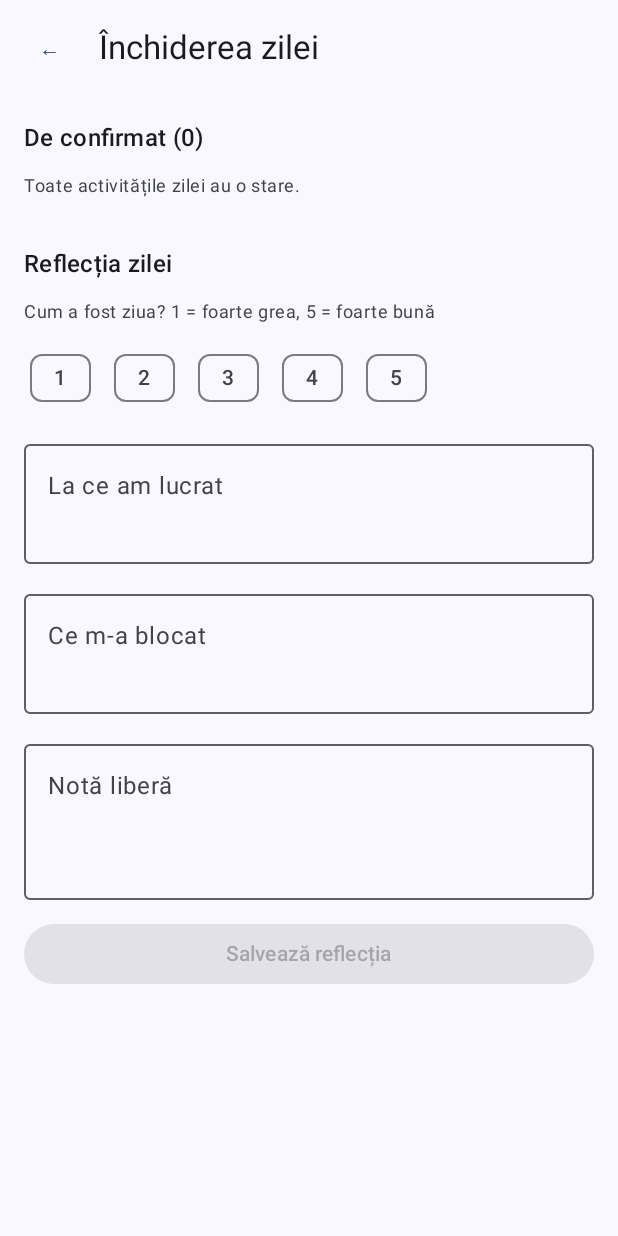
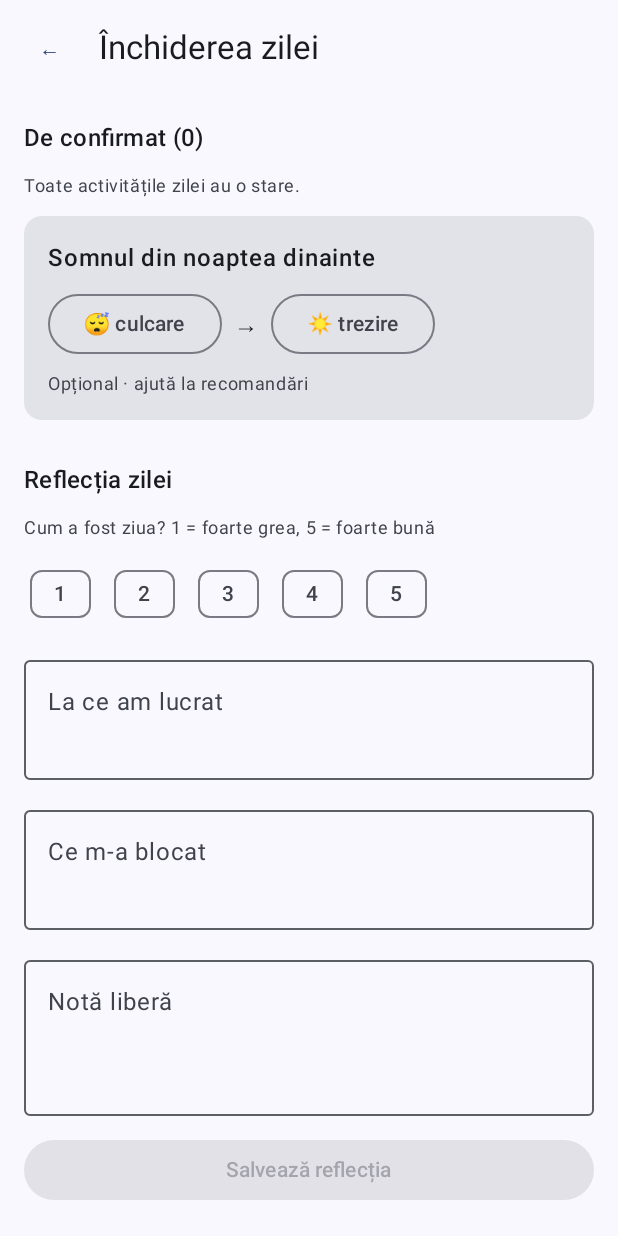
Before and after one commit to dolganiuc-nicoleta/DigitalMirrorPlanner, an Android app built with Jetpack Compose: the composable ClosingScreen called with empty values, on a phone screen of 412 x 824 dp. Run offline under Robolectric (Android 15) with nearby library versions, the phone set to English and light mode, and no system bars; our stand-ins replace Room's generated code; 3 statements that could not run were skipped.

Commit message:
Add manual sleep entry to day closing

```diff
--- a/app/src/main/java/md/utm/digitalmirror/ui/closing/ClosingScreen.kt
+++ b/app/src/main/java/md/utm/digitalmirror/ui/closing/ClosingScreen.kt
@@ -3,13 +3,17 @@ package md.utm.digitalmirror.ui.closing
 import androidx.compose.foundation.layout.*
 import androidx.compose.foundation.lazy.LazyColumn
 import androidx.compose.foundation.lazy.items
+import androidx.compose.foundation.text.KeyboardOptions
 import androidx.compose.material3.*
 import androidx.compose.runtime.*
+import androidx.compose.ui.Alignment
 import androidx.compose.ui.Modifier
 import androidx.compose.ui.text.font.FontWeight
+import androidx.compose.ui.text.input.KeyboardType
 import androidx.compose.ui.unit.dp
 import androidx.lifecycle.viewmodel.compose.viewModel
 import md.utm.digitalmirror.data.entity.Activity
+import java.time.LocalDate
 
 private val CLOSED_STATES = setOf("DONE", "PARTIAL", "POSTPONED", "ABANDONED")
 
@@ -32,6 +36,7 @@ fun ClosingScreen(
     val activities by vm.activities.collectAsState()
     val tracked by vm.tracked.collectAsState()
     val reflection by vm.reflection.collectAsState()
+    val daily by vm.daily.collectAsState()
 
     val open = activities.filter { it.state !in CLOSED_STATES }
     val closed = activities.filter { it.state in CLOSED_STATES }
@@ -41,6 +46,14 @@ fun ClosingScreen(
     var workedOn by remember(reflection) { mutableStateOf(reflection?.workedOn ?: "") }
     var blockers by remember(reflection) { mutableStateOf(reflection?.blockers ?: "") }
     var note by remember(reflection) { mutableStateOf(reflection?.note ?: "") }
+
+    // somnul, precompletat din Health Connect sau din ce a introdus utilizatorul anterior
+    var bedtime by remember(daily) { mutableStateOf(daily?.bedtimeMinute) }
+    var wake by remember(daily) { mutableStateOf(daily?.wakeMinute) }
+    var sleepEdited by remember(daily) { mutableStateOf(false) }
+    var picking by remember { mutableStateOf<String?>(null) }   // "bed" sau "wake"
+
+    val isToday = date == LocalDate.now().toString()
 
     Scaffold(
         topBar = {
@@ -89,10 +102,27 @@ fun ClosingScreen(
                 }
             }
 
-            // 3. reflecția zilei
+            // 3. somnul
+            item {
+                SleepCard(
+                    title = if (isToday) "Somnul de azi-noapte" else "Somnul din noaptea dinainte",
+                    bedtime = bedtime,
+                    wake = wake,
+                    sourceHint = when {
+                        sleepEdited -> null
+                        daily?.sleepSource == "HEALTH" -> "din Health Connect · poți corecta"
+                        daily?.sleepSource == "MANUAL" -> "introdus de tine"
+                        else -> null
+                    },
+                    onPickBedtime = { picking = "bed" },
+                    onPickWake = { picking = "wake" }
+                )
+            }
+
+            // 4. reflecția zilei
             item {
                 Column(verticalArrangement = Arrangement.spacedBy(12.dp)) {
-                    Spacer(Modifier.height(8.dp))
+                    Spacer(Modifier.height(4.dp))
                     SectionTitle("Reflecția zilei")
                     Hint("Cum a fost ziua? 1 = foarte grea, 5 = foarte bună")
 
@@ -129,7 +159,13 @@ fun ClosingScreen(
                     )
 
                     Button(
-                        onClick = { vm.saveReflection(mood, workedOn, blockers, note, onDone = onBack) },
+                        onClick = {
+                            vm.save(
+                                mood, workedOn, blockers, note,
+                                bedtime, wake, sleepEdited,
+                                onDone = onBack
+                            )
+                        },
                         enabled = mood > 0,
                         modifier = Modifier.fillMaxWidth()
                     ) {
@@ -139,6 +175,90 @@ fun ClosingScreen(
             }
         }
     }
+
+    // alegerea orei de culcare / trezire
+    picking?.let { which ->
+        SleepTimeDialog(
+            title = if (which == "bed") "Ora de culcare" else "Ora de trezire",
+            initialMinute = if (which == "bed") bedtime ?: 23 * 60 else wake ?: 7 * 60,
+            onDismiss = { picking = null },
+            onConfirm = { minute ->
+                if (which == "bed") bedtime = minute else wake = minute
+                sleepEdited = true
+                picking = null
+            }
+        )
+    }
+}
+
+@Composable
+private fun SleepCard(
+    title: String,
+    bedtime: Int?,
+    wake: Int?,
+    sourceHint: String?,
+    onPickBedtime: () -> Unit,
+    onPickWake: () -> Unit
+) {
+    Card(modifier = Modifier.fillMaxWidth()) {
+        Column(
+            modifier = Modifier.padding(16.dp),
+            verticalArrangement = Arrangement.spacedBy(8.dp)
+        ) {
+            Text(title, fontWeight = FontWeight.Medium)
+
+            Row(
+                horizontalArrangement = Arrangement.spacedBy(8.dp),
+                verticalAlignment = Alignment.CenterVertically
+            ) {
+                OutlinedButton(onClick = onPickBedtime) {
+                    Text("😴 ${bedtime?.let { formatMinute(it) } ?: "culcare"}")
+                }
+                Text("→")
+                OutlinedButton(onClick = onPickWake) {
+                    Text("☀️ ${wake?.let { formatMinute(it) } ?: "trezire"}")
+                }
+            }
+
+            if (bedtime != null && wake != null) {
+                val minutes = ClosingViewModel.sleepDuration(bedtime, wake)
+                Text(
+                    "Ai dormit " + if (minutes % 60 == 0) "${minutes / 60}h" else "${minutes / 60}h ${minutes % 60}m",
+                    style = MaterialTheme.typography.bodyMedium
+                )
+            } else {
+                Hint("Opțional · ajută la recomandări")
+            }
+
+            sourceHint?.let { Hint(it) }
+        }
+    }
+}
+
+@OptIn(ExperimentalMaterial3Api::class)
+@Composable
+private fun SleepTimeDialog(
+    title: String,
+    initialMinute: Int,
+    onDismiss: () -> Unit,
+    onConfirm: (Int) -> Unit
+) {
+    val state = rememberTimePickerState(
+        initialHour = initialMinute / 60,
+        initialMinute = initialMinute % 60,
+        is24Hour = true
+    )
+    AlertDialog(
+        onDismissRequest = onDismiss,
+        title = { Text(title) },
+        text = { TimePicker(state = state) },
+        confirmButton = {
+            TextButton(onClick = { onConfirm(state.hour * 60 + state.minute) }) { Text("OK") }
+        },
+        dismissButton = {
+            TextButton(onClick = onDismiss) { Text("Anulează") }
+        }
+    )
 }
 
 @OptIn(ExperimentalLayoutApi::class)
@@ -173,6 +293,7 @@ private fun ResolveCard(
                 value = minutes,
                 onValueChange = { input -> minutes = input.filter { it.isDigit() } },
                 label = { Text("Durata reală (minute)") },
+                keyboardOptions = KeyboardOptions(keyboardType = KeyboardType.Number),
                 singleLine = true
             )
 
@@ -197,3 +318,5 @@ private fun Hint(text: String) =
 
 private fun labelOf(state: String) =
     STATE_OPTIONS.firstOrNull { it.first == state }?.second ?: state
+
+private fun formatMinute(m: Int): String = "%02d:%02d".format(m / 60, m % 60)
--- a/app/src/main/java/md/utm/digitalmirror/ui/closing/ClosingViewModel.kt
+++ b/app/src/main/java/md/utm/digitalmirror/ui/closing/ClosingViewModel.kt
@@ -8,6 +8,7 @@ import kotlinx.coroutines.flow.*
 import kotlinx.coroutines.launch
 import md.utm.digitalmirror.data.db.AppDatabase
 import md.utm.digitalmirror.data.entity.Activity
+import md.utm.digitalmirror.data.entity.DailyActivity
 import md.utm.digitalmirror.data.entity.Reflection
 import md.utm.digitalmirror.data.repository.PlannerRepository
 
@@ -17,6 +18,7 @@ class ClosingViewModel(app: Application) : AndroidViewModel(app) {
     private val db = AppDatabase.get(app)
     private val planner = PlannerRepository(db.activityDao(), db.categoryDao(), db.workSessionDao())
     private val reflectionDao = db.reflectionDao()
+    private val dailyDao = db.dailyActivityDao()
 
     private val _date = MutableStateFlow<String?>(null)
 
@@ -32,10 +34,15 @@ class ClosingViewModel(app: Application) : AndroidViewModel(app) {
     private val _reflection = MutableStateFlow<Reflection?>(null)
     val reflection: StateFlow<Reflection?> = _reflection
 
+    // somnul din noaptea dinaintea zilei (din Health Connect sau introdus anterior)
+    private val _daily = MutableStateFlow<DailyActivity?>(null)
+    val daily: StateFlow<DailyActivity?> = _daily
+
     fun load(date: String) {
         _date.value = date
         viewModelScope.launch {
             _reflection.value = reflectionDao.getByDate(date)
+            _daily.value = dailyDao.getByDate(date)
             val list = planner.observeActivitiesForDate(date).first()
             _tracked.value = list.associate { it.id to planner.trackedMinutes(it.id) }
         }
@@ -46,14 +53,22 @@ class ClosingViewModel(app: Application) : AndroidViewModel(app) {
             planner.finishActivity(activity.id, minutes, state)
         }
 
-    fun saveReflection(
+    /**
+     * Salvează reflecția și, dacă utilizatorul a completat sau a modificat somnul, și somnul.
+     * bedtime / wake sunt minute de la miezul nopții; sleepEdited = true doar dacă le-a atins utilizatorul.
+     */
+    fun save(
         mood: Int,
         workedOn: String,
         blockers: String,
         note: String,
+        bedtime: Int?,
+        wake: Int?,
+        sleepEdited: Boolean,
         onDone: () -> Unit
     ) = viewModelScope.launch {
         val date = _date.value ?: return@launch
+
         val reflection = Reflection(
             date = date,
             moodScore = mood,
@@ -63,6 +78,23 @@ class ClosingViewModel(app: Application) : AndroidViewModel(app) {
         )
         reflectionDao.upsert(reflection)
         _reflection.value = reflection
+
+        if (sleepEdited && bedtime != null && wake != null) {
+            val existing = dailyDao.getByDate(date)
+            dailyDao.upsert(
+                (existing ?: DailyActivity(date = date, steps = null, activeMinutes = null)).copy(
+                    sleepMinutes = sleepDuration(bedtime, wake),
+                    bedtimeMinute = bedtime,
+                    wakeMinute = wake,
+                    sleepSource = "MANUAL"
+                )
+            )
+        }
         onDone()
     }
+
+    companion object {
+        // de la culcare la trezire, trecând peste miezul nopții: 23:30 → 07:00 = 450 min
+        fun sleepDuration(bedtime: Int, wake: Int): Int = (wake - bedtime + 24 * 60) % (24 * 60)
+    }
 }
```
